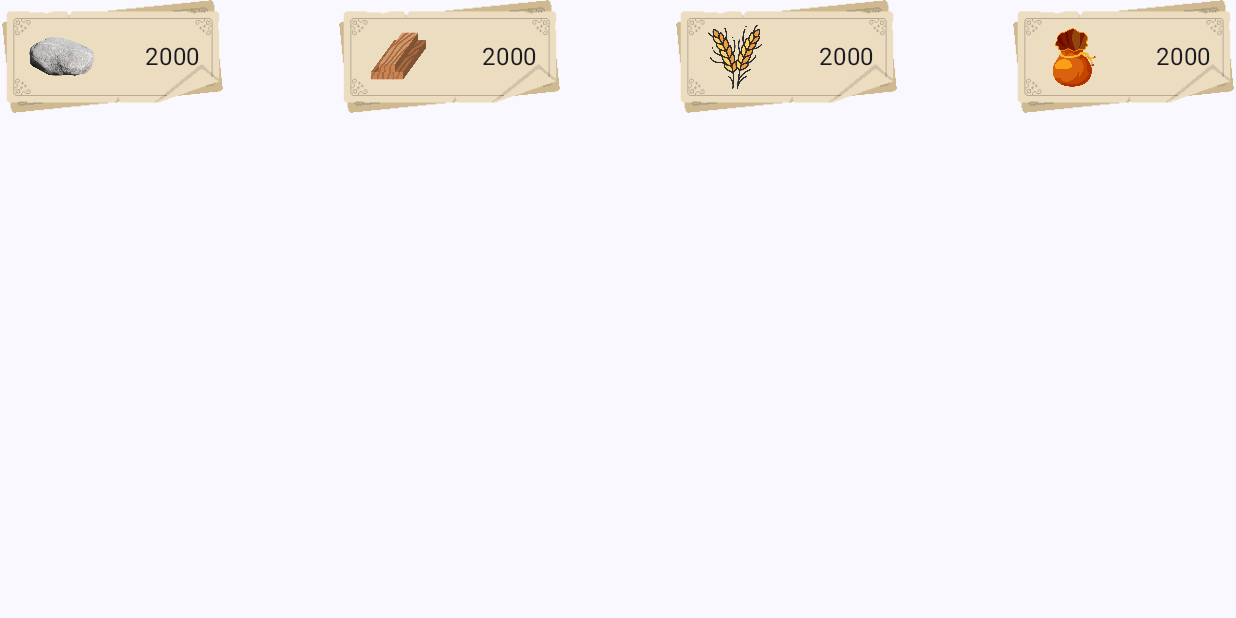
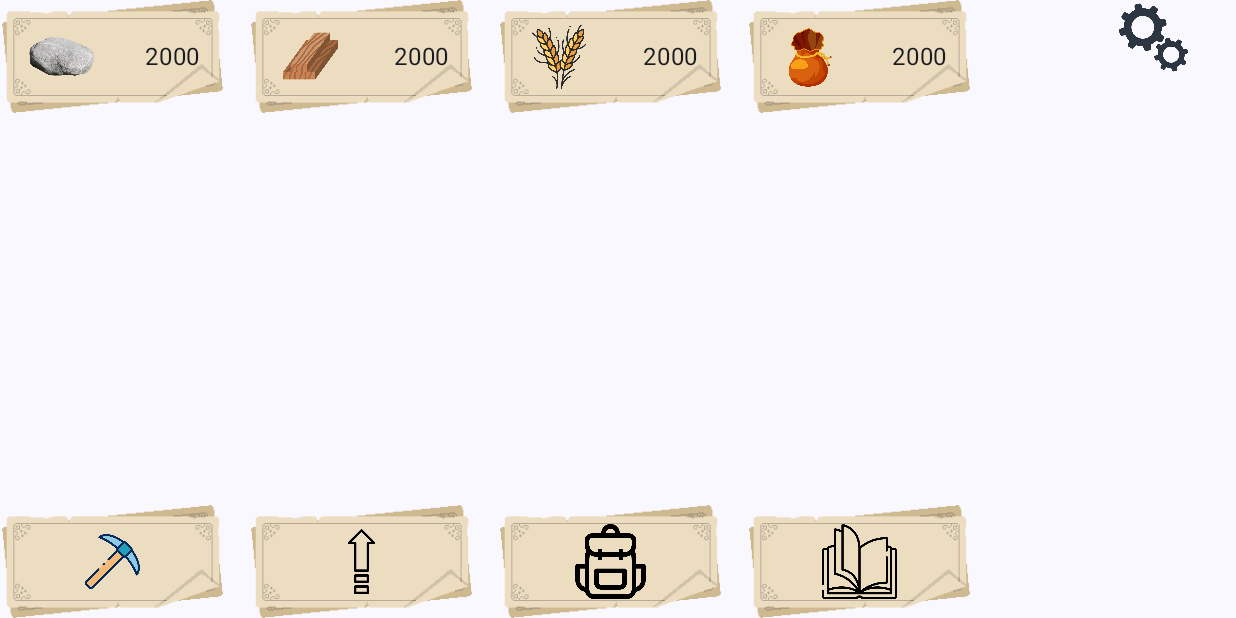
Before and after one commit to ISaejinI/Mofland, an Android app built with Jetpack Compose: the screen it shows after launch (MainActivity), on a phone screen of 824 x 412 dp (held sideways). Run offline under Robolectric (Android 15) with nearby library versions, the phone set to English and light mode, and no system bars.

Commit message:
c'est trop beau

```diff
--- a/app/src/main/java/com/example/mofland/MainActivity.kt
+++ b/app/src/main/java/com/example/mofland/MainActivity.kt
@@ -10,6 +10,7 @@ import androidx.compose.foundation.layout.Box
 import androidx.compose.foundation.layout.Column
 import androidx.compose.foundation.layout.IntrinsicSize
 import androidx.compose.foundation.layout.Row
+import androidx.compose.foundation.layout.Spacer
 import androidx.compose.foundation.layout.fillMaxSize
 import androidx.compose.foundation.layout.height
 import androidx.compose.foundation.layout.offset
@@ -68,18 +69,42 @@ fun Greeting(name: String, modifier: Modifier = Modifier) {
     val gold = painterResource(R.drawable.bourse)
     val golds = 2000
 
+    val pickaxe = painterResource(R.drawable.pioche)
+    val upgrade = painterResource(R.drawable.upgrade)
+    val backpack = painterResource(R.drawable.backpack)
+    val book = painterResource(R.drawable.book)
+
+    val espacement = 16
+
     Row (modifier = Modifier,
-        horizontalArrangement = Arrangement.SpaceBetween,
         verticalAlignment = Alignment.Top) {
-        CadreComposant(modifier = Modifier, nbrRessource = rocks, imgRessource = rock)
-        CadreComposant(modifier = Modifier, nbrRessource = woods, imgRessource = wood)
-        CadreComposant(modifier = Modifier, nbrRessource = wheats, imgRessource = wheat)
-        CadreComposant(modifier = Modifier, nbrRessource = golds, imgRessource = gold)
+        CadreComposantUp(modifier = Modifier, nbrRessource = rocks, imgRessource = rock)
+        Spacer(modifier = Modifier.width(espacement.dp))
+        CadreComposantUp(modifier = Modifier, nbrRessource = woods, imgRessource = wood)
+        Spacer(modifier = Modifier.width(espacement.dp))
+        CadreComposantUp(modifier = Modifier, nbrRessource = wheats, imgRessource = wheat)
+        Spacer(modifier = Modifier.width(espacement.dp))
+        CadreComposantUp(modifier = Modifier, nbrRessource = golds, imgRessource = gold)
+        Spacer(modifier = Modifier.width(96.dp))
+        EngrenageIcon(modifier = Modifier)
+
+    }
+
+    Row (modifier = Modifier,
+        verticalAlignment = Alignment.Bottom) {
+        CadreComposantDown(modifier = Modifier, imgRessource = pickaxe)
+        Spacer(modifier = Modifier.width(espacement.dp))
+        CadreComposantDown(modifier = Modifier, imgRessource = upgrade)
+        Spacer(modifier = Modifier.width(espacement.dp))
+        CadreComposantDown(modifier = Modifier, imgRessource = backpack)
+        Spacer(modifier = Modifier.width(espacement.dp))
+        CadreComposantDown(modifier = Modifier, imgRessource = book)
+        Spacer(modifier = Modifier.width(espacement.dp))
     }
 }
 
 @Composable
-fun CadreComposant(modifier: Modifier = Modifier, nbrRessource: Int, imgRessource: Painter){
+fun CadreComposantUp(modifier: Modifier = Modifier, nbrRessource: Int, imgRessource: Painter){
     val cadre = painterResource(R.drawable.cadre)
 
 
@@ -108,3 +133,39 @@ fun CadreComposant(modifier: Modifier = Modifier, nbrRessource: Int, imgRessourc
 
     }
 }
+
+@Composable
+fun CadreComposantDown(modifier: Modifier = Modifier, imgRessource: Painter){
+    val cadre = painterResource(R.drawable.cadre)
+
+    Box(modifier = Modifier
+        .width(150.dp)
+        .height(75.dp)) {
+        Image(
+            painter = cadre,
+            contentDescription = null,
+            modifier = Modifier.fillMaxSize()
+        )
+        Box(
+            contentAlignment = Alignment.Center,
+            modifier = Modifier.fillMaxSize()
+        ) {
+            Image(
+                painter = imgRessource,
+                contentDescription = null,
+                modifier = Modifier.size(50.dp, 50.dp)
+            )
+        }
+    }
+}
+
+@Composable
+fun EngrenageIcon(modifier: Modifier = Modifier){
+    Box(modifier = modifier) {
+        Image(
+            painter = painterResource(R.drawable.engrenage),
+            contentDescription = null,
+            modifier = Modifier.size(50.dp, 50.dp)
+        )
+    }
+}
```
Also changed, not shown: app/src/main/res/drawable-nodpi/backpack.png (added), app/src/main/res/drawable-nodpi/book.png (added), app/src/main/res/drawable-nodpi/engrenage.png (added), app/src/main/res/drawable-nodpi/pioche.png (added), app/src/main/res/drawable-nodpi/upgrade.png (added), 1 other file.
